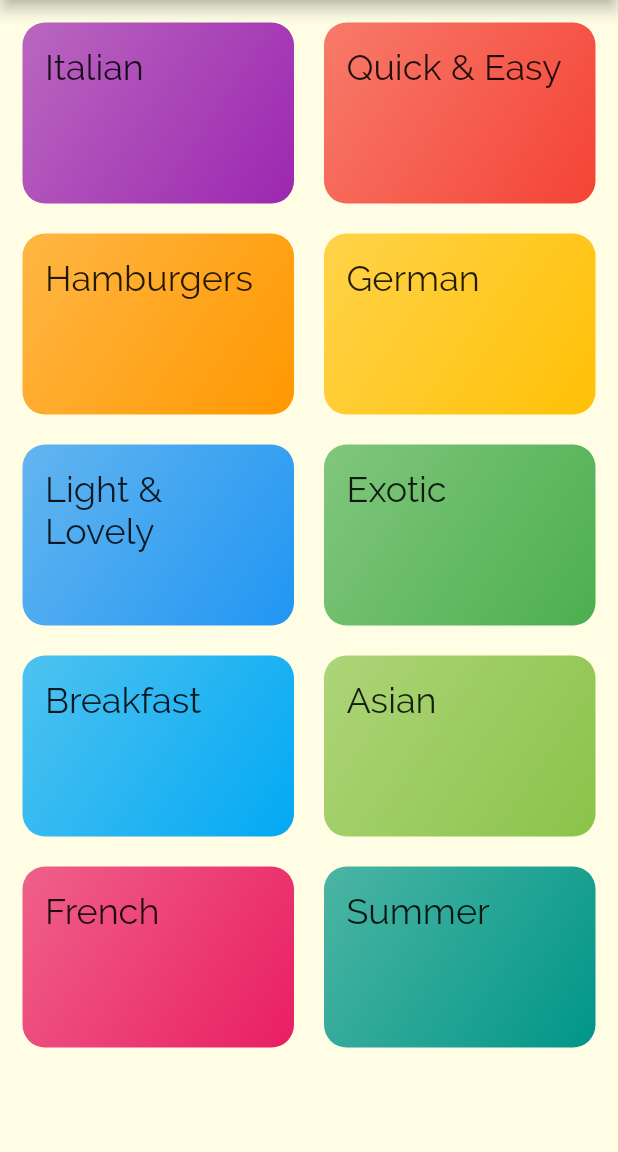
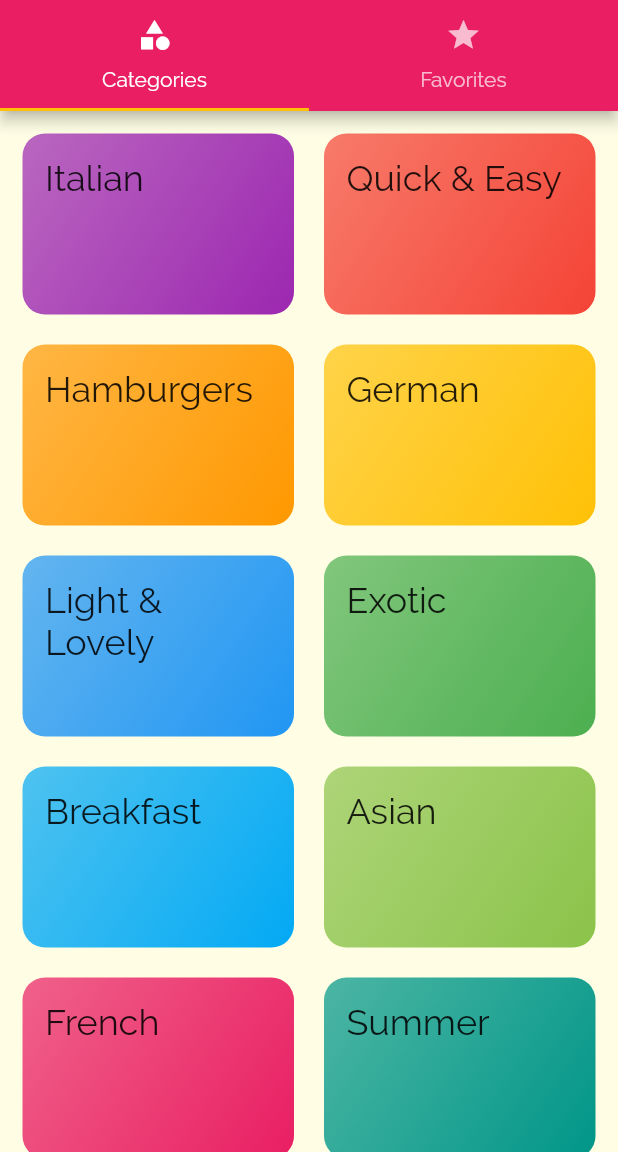
Before and after one commit to dinkelaker/flutter-meals-app, a Flutter app: the screen it shows after launch, on a phone screen of 412 x 824 dp, the part 84-1236 px from its top. Run offline on Flutter 3.47's test engine with Material 2 defaults, Android fonts, the phone set to English and light mode, and no system bars.

Commit message:
Tabs enable switching screens by the user

```diff
--- a/lib/main.dart
+++ b/lib/main.dart
@@ -1,10 +1,8 @@
 import 'package:flutter/material.dart';
 
-import 'screens/categories_screen.dart';
-import 'screens/category_meals_screen.dart';
-import 'screens/meal_details_screen.dart';
-
-import 'dummy_data.dart';
+import './screens/tabs_screen.dart';
+import './screens/category_meals_screen.dart';
+import './screens/meal_details_screen.dart';
 
 void main() => runApp(MyApp());
 
@@ -32,7 +30,7 @@ class MyApp extends StatelessWidget {
       ),
       initialRoute: '/',
       routes: {
-        '/': (ctxt) => CategoriesScreen(categories: DUMMY_CATEGORIES),
+        '/': (ctxt) => TabsScreen(),
         CategoryMealsScreen.routeName: (ctxt) => CategoryMealsScreen(),
         MealDetailsScreen.routeName: (ctxt) => MealDetailsScreen()
       },
@@ -45,9 +43,7 @@ class MyApp extends StatelessWidget {
 
         print(
             'WARNING: Unknown page route "$routeName" with arguments "$routeArgs"');
-        return MaterialPageRoute(
-            builder: (context) =>
-                CategoriesScreen(categories: DUMMY_CATEGORIES));
+        return MaterialPageRoute(builder: (context) => TabsScreen());
       },
     );
   }
--- a/lib/screens/categories_screen.dart
+++ b/lib/screens/categories_screen.dart
@@ -11,11 +11,7 @@ class CategoriesScreen extends StatelessWidget {
 
   @override
   Widget build(BuildContext context) {
-    return Scaffold(
-      appBar: AppBar(
-        title: const Text('Deli Meals'),
-      ),
-      body: GridView(
+    return GridView(
         padding: EdgeInsets.all(15),
         children: categories
             .map((catData) => CategoryItem(
@@ -30,7 +26,6 @@ class CategoriesScreen extends StatelessWidget {
           crossAxisSpacing: 20,
           mainAxisSpacing: 20,
         ),
-      ),
     );
   }
 }
--- /dev/null
+++ b/lib/screens/favorites_screen.dart
@@ -0,0 +1,9 @@
+import 'package:flutter/material.dart';
+
+class FavoritesScreen extends StatelessWidget {
+  @override
+  Widget build(BuildContext context) {
+    return Center(child: Text('Favorites...'));
+  }
+
+}
--- /dev/null
+++ b/lib/screens/tabs_screen.dart
@@ -0,0 +1,40 @@
+import 'package:flutter/material.dart';
+
+import './categories_screen.dart';
+import './favorites_screen.dart';
+
+import '../dummy_data.dart';
+
+class TabsScreen extends StatefulWidget {
+  @override
+  State<StatefulWidget> createState() {
+    return _TabsScreenState();
+  }
+}
+
+class _TabsScreenState extends State<TabsScreen> {
+  @override
+  Widget build(BuildContext context) {
+    return DefaultTabController(
+      length: 2,
+      child: Scaffold(
+        appBar: AppBar(
+          title: Text('Deli Meals'),
+          bottom: TabBar(
+            tabs: <Widget>[
+              Tab(
+                icon: Icon(Icons.category),
+                text: 'Categories',
+              ),
+              Tab(icon: Icon(Icons.star), text: 'Favorites')
+            ],
+          ),
+        ),
+        body: TabBarView(children: <Widget>[
+          CategoriesScreen(categories: DUMMY_CATEGORIES),
+          FavoritesScreen(),
+        ])
+      ),
+    );
+  }
+}
--- a/lib/widgets/category_item.dart
+++ b/lib/widgets/category_item.dart
@@ -10,10 +10,8 @@ class CategoryItem extends StatelessWidget {
   const CategoryItem(this.id, this.title, this.color);
 
   void selectCategory(BuildContext ctxt) {
-    Navigator.of(ctxt).pushNamed(CategoryMealsScreen.routeName, arguments: {
-      'id': id,
-      'title': title
-    });
+    Navigator.of(ctxt).pushNamed(CategoryMealsScreen.routeName,
+        arguments: {'id': id, 'title': title});
   }
 
   @override
```
